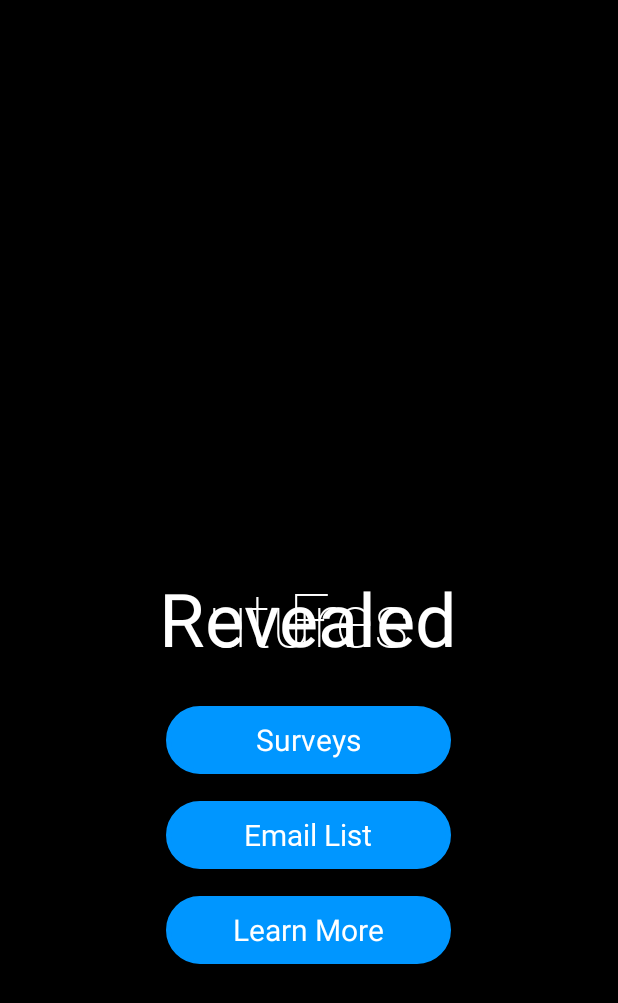
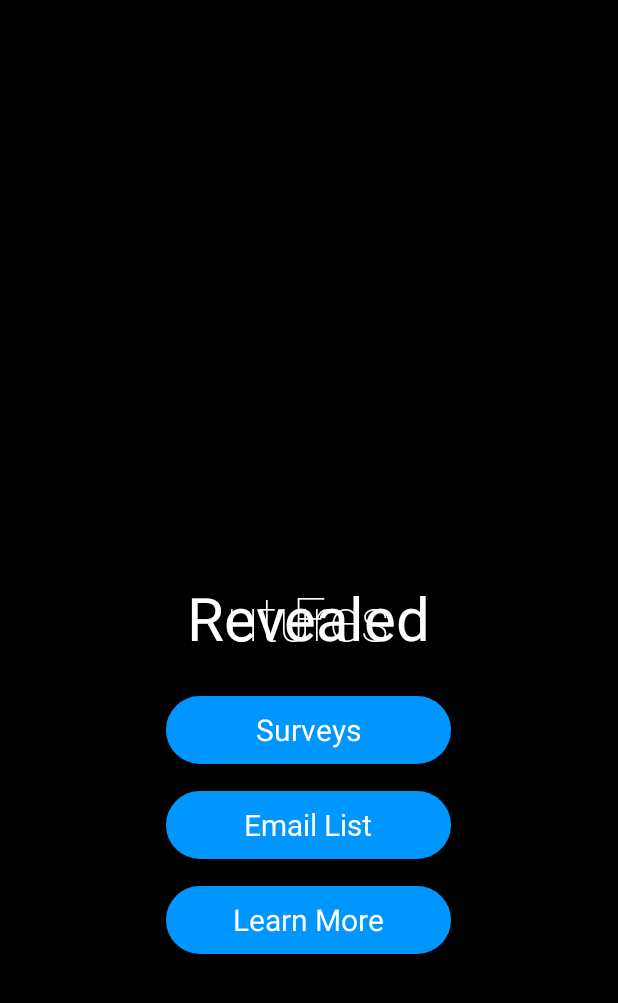
Before and after one commit to vishalkuo/FuturesRevealed, an Android app: the screen it shows after launch (SplashScreen), after a tap on "Learn More", on a phone screen of 412 x 824 dp. Shown: the top 1003 px of the screen. Run offline under Robolectric (Android 15) with nearby library versions, the phone set to English and light mode, and no system bars.

Commit message:
Set for multiple device screens

```diff
--- a/android/app/build.gradle
+++ b/android/app/build.gradle
@@ -8,8 +8,8 @@ android {
         applicationId "vishalkuo.com.futuresrevealed"
         minSdkVersion 21
         targetSdkVersion 21
-        versionCode 16
-        versionName "3.41" +
+        versionCode 17
+        versionName "3.5" +
                 ""
     }
     buildTypes {
--- a/android/app/src/main/java/vishalkuo/com/futuresrevealed/SplashScreen.java
+++ b/android/app/src/main/java/vishalkuo/com/futuresrevealed/SplashScreen.java
@@ -55,13 +55,13 @@ public class SplashScreen extends Activity {
         Typeface thickFont = Typeface.createFromAsset(getAssets(), "Roboto-Regular.ttf");
         openF.setTypeface(thinFont);
 
-        openF.setTextSize(33 * getResources().getDisplayMetrics().density);
+        //openF.setTextSize(33 * getResources().getDisplayMetrics().density);
 
         part2 = (TextView)findViewById(R.id.pt2);
         part2.setTypeface(thinFont);
-        part2.setTextSize(33 * getResources().getDisplayMetrics().density);
+        //part2.setTextSize(33 * getResources().getDisplayMetrics().density);
         part3 = (TextView)findViewById(R.id.pt3);
-        part3.setTextSize(33 * getResources().getDisplayMetrics().density);
+        //part3.setTextSize(33 * getResources().getDisplayMetrics().density);
 
         bg = (ImageView)findViewById(R.id.bg);
         survey = (Button)findViewById(R.id.surveys);
--- a/android/app/src/main/res/layout/activity_spalsh_screen.xml
+++ b/android/app/src/main/res/layout/activity_spalsh_screen.xml
@@ -19,7 +19,7 @@
             android:layout_height="wrap_content"
             android:text = "F"
             android:textColor="#FFFFFF"
-            android:textSize="40dp"
+            android:textSize="@dimen/font_size"
             android:layout_centerInParent="true"
             />
         <TextView
@@ -28,7 +28,7 @@
             android:layout_height="wrap_content"
             android:text = "utures"
             android:textColor="#FFFFFF"
-            android:textSize="40dp"
+            android:textSize="@dimen/font_size"
             android:layout_centerInParent="true"
             />
         <TextView
@@ -37,7 +37,7 @@
             android:layout_height="wrap_content"
             android:text = "Revealed"
             android:textColor="#FFFFFF"
-            android:textSize="40dp"
+            android:textSize="@dimen/font_size"
 
             android:layout_centerInParent="true"
             />
--- /dev/null
+++ b/android/app/src/main/res/values-hdpi/dimens.xml
@@ -0,0 +1,4 @@
+<?xml version="1.0" encoding="utf-8"?>
+<resources>
+    <!--<dimen name="font_size">40sp</dimen>-->
+</resources>
--- /dev/null
+++ b/android/app/src/main/res/values-large/dimens.xml
@@ -0,0 +1,4 @@
+<?xml version="1.0" encoding="utf-8"?>
+<resources>
+    <dimen name="font_size">67sp</dimen>
+</resources>
--- a/android/app/src/main/res/values/dimens.xml
+++ b/android/app/src/main/res/values/dimens.xml
@@ -2,4 +2,5 @@
     <!-- Default screen margins, per the Android Design guidelines. -->
     <dimen name="activity_horizontal_margin">16dp</dimen>
     <dimen name="activity_vertical_margin">16dp</dimen>
+    <dimen name="font_size">40sp</dimen>
 </resources>
```
Also changed, not shown: 2 other files.
